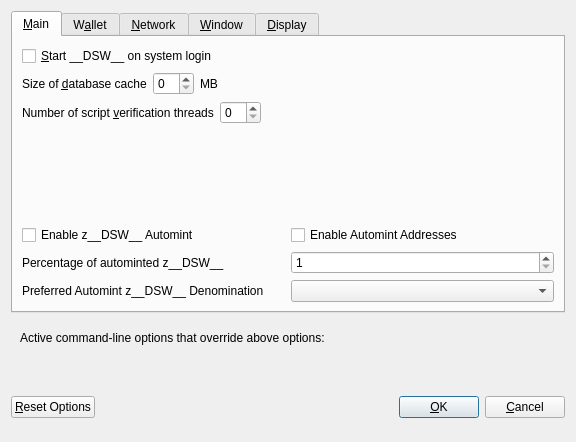
Qt form src/qt/forms/optionsdialog.ui (decenomy/DSW) before a commit.
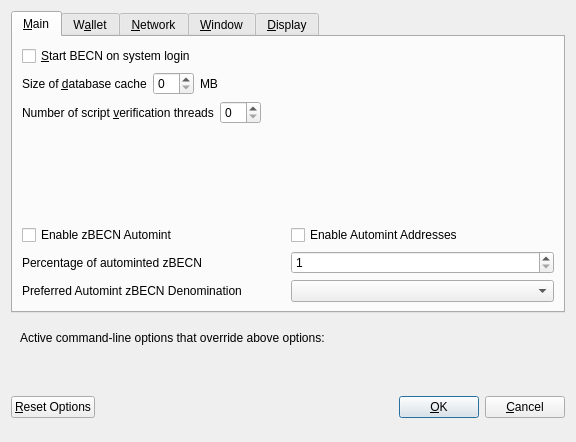
The same form after that commit. Custom widgets are drawn as their Qt base class.

Commit message: Replace standard coin unit __DSW__ by BECN (9)

What changed in the file:
```diff
--- a/src/qt/forms/optionsdialog.ui
+++ b/src/qt/forms/optionsdialog.ui
@@ -33,7 +33,7 @@
           <string>Automatically start __DSW__ after logging in to the system.</string>
          </property>
          <property name="text">
-          <string>&amp;Start __DSW__ on system login</string>
+          <string>&amp;Start BECN on system login</string>
          </property>
         </widget>
        </item>
@@ -147,7 +147,7 @@
                <enum>Qt::LeftToRight</enum>
               </property>
               <property name="text">
-               <string>Enable z__DSW__ Automint</string>
+               <string>Enable zBECN Automint</string>
               </property>
              </widget>
             </item>
@@ -174,7 +174,7 @@
                <string>Percentage of incoming __DSW__ which get automatically converted to z__DSW__ via Zerocoin Protocol (min: 10%)</string>
               </property>
               <property name="text">
-               <string>Percentage of autominted z__DSW__</string>
+               <string>Percentage of autominted zBECN</string>
               </property>
              </widget>
             </item>
@@ -207,7 +207,7 @@
                <string>Wait with automatic conversion to Zerocoin until enough __DSW__ for this denomination is available</string>
               </property>
               <property name="text">
-               <string>Preferred Automint z__DSW__ Denomination</string>
+               <string>Preferred Automint zBECN Denomination</string>
               </property>
              </widget>
             </item>
```
Left out of the diff: 18 changed lines with no effect on the pictures. The commit also changes 8 other files.
